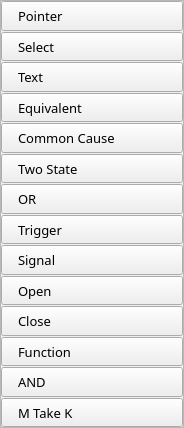
This is ZGO2/form/toolboxgomarkov.ui in regissahore/Typewriter as Qt 5 draws it before an edit. The edited form follows.
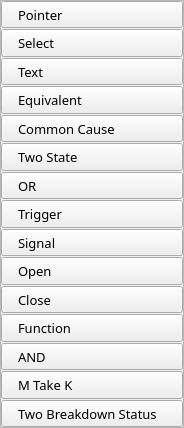
This is the edited form. Icons and pictures are not drawn.

Diff of the .ui file:
```diff
--- a/ZGO2/form/toolboxgomarkov.ui
+++ b/ZGO2/form/toolboxgomarkov.ui
@@ -38,9 +38,9 @@
       <property name="geometry">
        <rect>
         <x>0</x>
-        <y>0</y>
-        <width>182</width>
-        <height>426</height>
+        <y>-23</y>
+        <width>185</width>
+        <height>434</height>
        </rect>
       </property>
       <layout class="QVBoxLayout" name="verticalLayout_2">
@@ -671,6 +671,43 @@
          </property>
         </widget>
        </item>
+       <item>
+        <widget class="QPushButton" name="buttonOperator1E1">
+         <property name="sizePolicy">
+          <sizepolicy hsizetype="Minimum" vsizetype="Expanding">
+           <horstretch>0</horstretch>
+           <verstretch>0</verstretch>
+          </sizepolicy>
+         </property>
+         <property name="font">
+          <font>
+           <family>微软雅黑</family>
+           <pointsize>10</pointsize>
+           <stylestrategy>PreferAntialias</stylestrategy>
+          </font>
+         </property>
+         <property name="styleSheet">
+          <string notr="true">text-align: left;
+padding-left: 16px;
+background-color: linear-gradient(rgb(234, 234, 234), rgb(218, 218, 218));
+border-color: rgb(204, 204, 204) rgb(204, 204, 204) rgb(181, 181, 181);
+</string>
+         </property>
+         <property name="text">
+          <string>Two Breakdown Status</string>
+         </property>
+         <property name="icon">
+          <iconset resource="../resource.qrc">
+           <normaloff>:/icon/resource/image/tool_equivalent.png</normaloff>:/icon/resource/image/tool_equivalent.png</iconset>
+         </property>
+         <property name="iconSize">
+          <size>
+           <width>24</width>
+           <height>24</height>
+          </size>
+         </property>
+        </widget>
+       </item>
       </layout>
      </widget>
     </widget>
```
